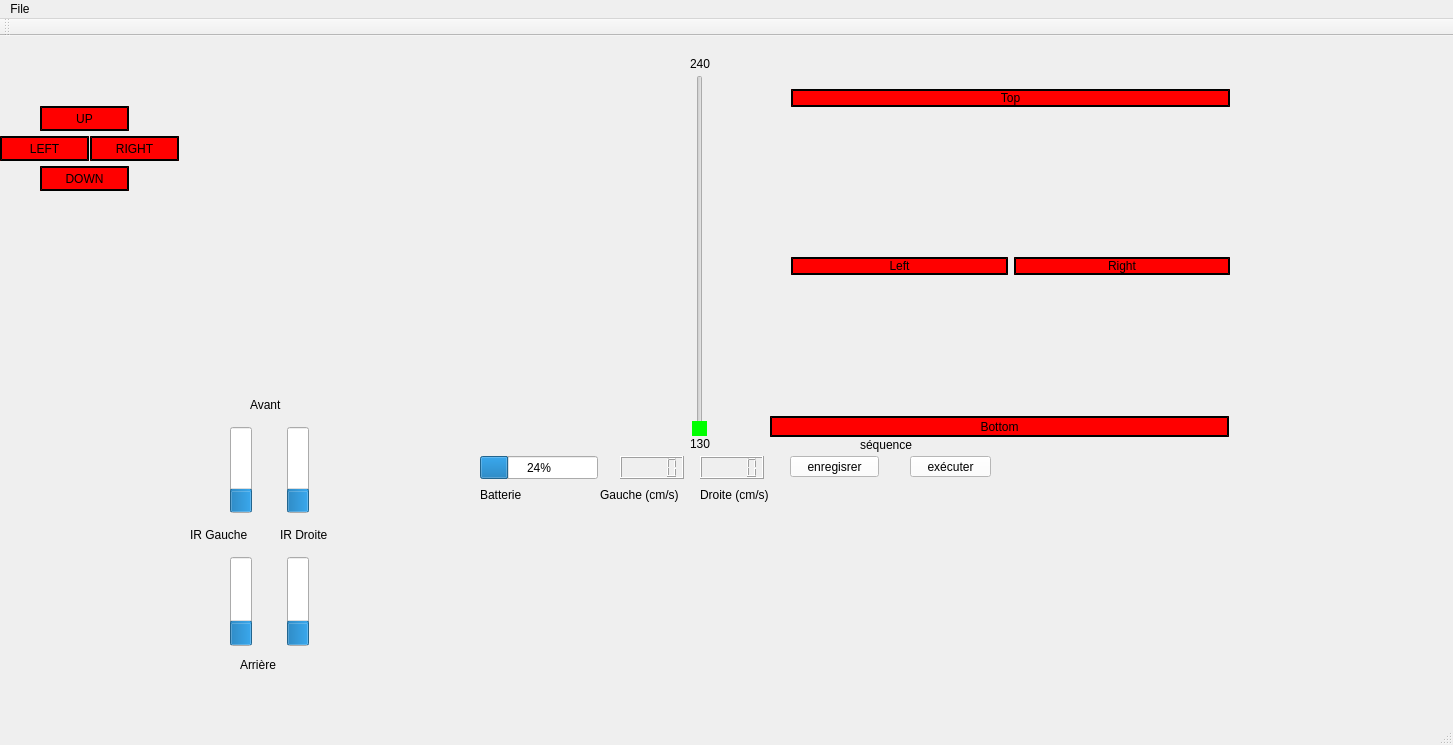
The window that mainwindow.ui (monsieur7/robotProjet) describes before a commit, drawn with Qt 5.
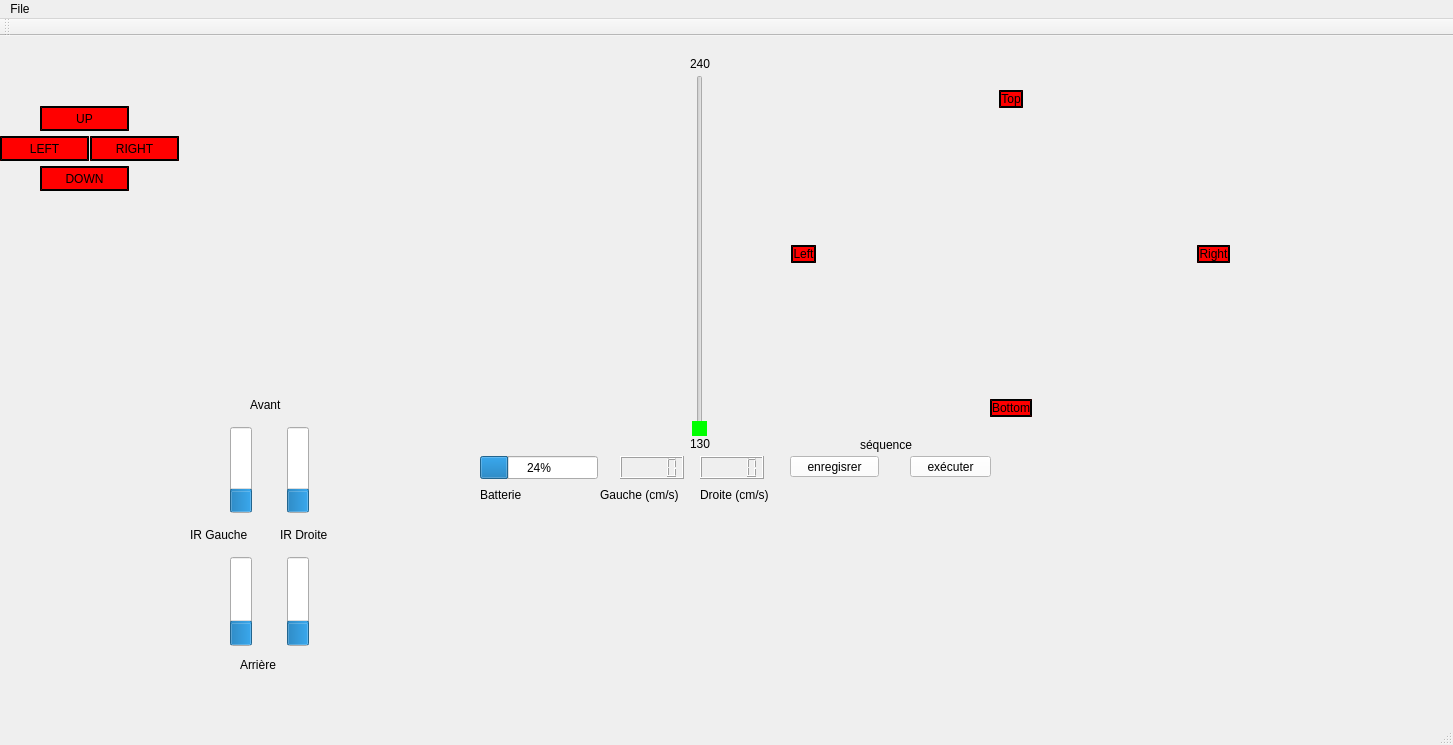
The same window after the commit. Icons and pictures are not drawn.

Diff of the .ui file:
```diff
--- a/mainwindow.ui
+++ b/mainwindow.ui
@@ -34,20 +34,7 @@
      </rect>
     </property>
     <layout class="QGridLayout" name="gridLayout">
-     <item row="3" column="0">
-      <spacer name="verticalSpacer_2">
-       <property name="orientation">
-        <enum>Qt::Vertical</enum>
-       </property>
-       <property name="sizeHint" stdset="0">
-        <size>
-         <width>20</width>
-         <height>40</height>
-        </size>
-       </property>
-      </spacer>
-     </item>
-     <item row="14" column="0">
+     <item row="12" column="1">
       <spacer name="verticalSpacer">
        <property name="orientation">
         <enum>Qt::Vertical</enum>
@@ -60,32 +47,7 @@
        </property>
       </spacer>
      </item>
-     <item row="0" column="0">
-      <widget class="QPushButton" name="Top">
-       <property name="styleSheet">
-        <string notr="true">QPushButton {
-    background-color: red;
-    border-style: outset;
-    border-width: 2px;
-    border-color: black;
-}
-
-QPushButton:pressed {
-    background-color: green; 
-}</string>
-       </property>
-       <property name="text">
-        <string>Top</string>
-       </property>
-       <property name="shortcut">
-        <string>Z</string>
-       </property>
-      </widget>
-     </item>
-     <item row="5" column="0">
-      <layout class="QVBoxLayout" name="verticalLayout"/>
-     </item>
-     <item row="7" column="0">
+     <item row="5" column="1">
       <layout class="QHBoxLayout" name="horizontalLayout">
        <item>
         <widget class="QPushButton" name="left">
@@ -109,6 +71,19 @@
          </property>
         </widget>
        </item>
+       <item>
+        <spacer name="horizontalSpacer_5">
+         <property name="orientation">
+          <enum>Qt::Horizontal</enum>
+         </property>
+         <property name="sizeHint" stdset="0">
+          <size>
+           <width>40</width>
+           <height>20</height>
+          </size>
+         </property>
+        </spacer>
+       </item>
        <item>
         <widget class="QPushButton" name="right">
          <property name="styleSheet">
@@ -133,6 +108,123 @@
        </item>
       </layout>
      </item>
+     <item row="0" column="1" rowspan="2">
+      <layout class="QHBoxLayout" name="horizontalLayout_2">
+       <item>
+        <spacer name="horizontalSpacer_2">
+         <property name="orientation">
+          <enum>Qt::Horizontal</enum>
+         </property>
+         <property name="sizeHint" stdset="0">
+          <size>
+           <width>40</width>
+           <height>20</height>
+          </size>
+         </property>
+        </spacer>
+       </item>
+       <item>
+        <widget class="QPushButton" name="Top">
+         <property name="styleSheet">
+          <string notr="true">QPushButton {
+    background-color: red;
+    border-style: outset;
+    border-width: 2px;
+    border-color: black;
+}
+
+QPushButton:pressed {
+    background-color: green; 
+}</string>
+         </property>
+         <property name="text">
+          <string>Top</string>
+         </property>
+         <property name="shortcut">
+          <string>Z</string>
+         </property>
+        </widget>
+       </item>
+       <item>
+        <spacer name="horizontalSpacer">
+         <property name="orientation">
+          <enum>Qt::Horizontal</enum>
+         </property>
+         <property name="sizeHint" stdset="0">
+          <size>
+           <width>40</width>
+           <height>20</height>
+          </size>
+         </property>
+        </spacer>
+       </item>
+      </layout>
+     </item>
+     <item row="2" column="1">
+      <spacer name="verticalSpacer_2">
+       <property name="orientation">
+        <enum>Qt::Vertical</enum>
+       </property>
+       <property name="sizeHint" stdset="0">
+        <size>
+         <width>20</width>
+         <height>40</height>
+        </size>
+       </property>
+      </spacer>
+     </item>
+     <item row="13" column="1">
+      <layout class="QHBoxLayout" name="horizontalLayout_3">
+       <item>
+        <spacer name="horizontalSpacer_4">
+         <property name="orientation">
+          <enum>Qt::Horizontal</enum>
+         </property>
+         <property name="sizeHint" stdset="0">
+          <size>
+           <width>40</width>
+           <height>20</height>
+          </size>
+         </property>
+        </spacer>
+       </item>
+       <item>
+        <widget class="QPushButton" name="bottom">
+         <property name="styleSheet">
+          <string notr="true">QPushButton {
+    background-color: red;
+    border-style: outset;
+    border-width: 2px;
+    border-color: black;
+}
+
+QPushButton:pressed {
+    background-color: green; 
+}</string>
+         </property>
+         <property name="text">
+          <string>Bottom</string>
+         </property>
+         <property name="shortcut">
+          <string>S</string>
+         </property>
+        </widget>
+       </item>
+       <item>
+        <spacer name="horizontalSpacer_3">
+         <property name="orientation">
+          <enum>Qt::Horizontal</enum>
+         </property>
+         <property name="sizeHint" stdset="0">
+          <size>
+           <width>40</width>
+           <height>20</height>
+          </size>
+         </property>
+        </spacer>
+       </item>
+      </layout>
+     </item>
     </layout>
    </widget>
    <widget class="QWidget" name="gridLayoutWidget_2">
@@ -555,34 +647,6 @@
      <string>séquence</string>
     </property>
    </widget>
-   <widget class="QPushButton" name="bottom">
-    <property name="geometry">
-     <rect>
-      <x>770</x>
-      <y>380</y>
-      <width>459</width>
-      <height>21</height>
-     </rect>
-    </property>
-    <property name="styleSheet">
-     <string notr="true">QPushButton {
-    background-color: red;
-    border-style: outset;
-    border-width: 2px;
-    border-color: black;
-}
-
-QPushButton:pressed {
-    background-color: green; 
-}</string>
-    </property>
-    <property name="text">
-     <string>Bottom</string>
-    </property>
-    <property name="shortcut">
-     <string>S</string>
-    </property>
-   </widget>
   </widget>
   <widget class="QMenuBar" name="menuBar">
    <property name="geometry">
```
